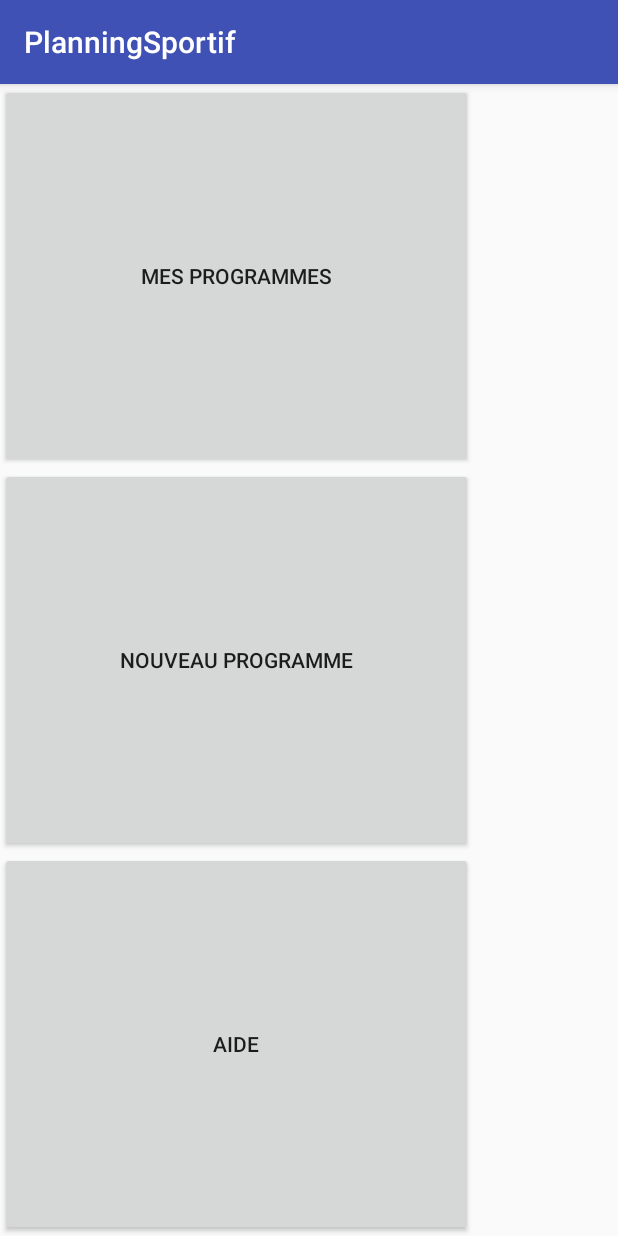
After one commit to Meklo/PlanningSportif, an Android app: the MenuActivity screen opened directly, with no data from a screen before it, on a phone screen of 412 x 824 dp. The commit adds this screen. Run offline under Robolectric (Android 15) with nearby library versions, the phone set to English and light mode, and no system bars.

Commit message:
Création des activités Menu et Selection Sport Création des boutons associés

```diff
--- a/app/src/main/AndroidManifest.xml
+++ b/app/src/main/AndroidManifest.xml
@@ -16,6 +16,8 @@
                 <category android:name="android.intent.category.LAUNCHER" />
             </intent-filter>
         </activity>
+        <activity android:name=".MenuActivity" />
+        <activity android:name=".SelectionSportActivity"></activity>
     </application>
 
 </manifest>
--- /dev/null
+++ b/app/src/main/java/fr/utt/if26/planningsportif/MenuActivity.java
@@ -0,0 +1,13 @@
+package fr.utt.if26.planningsportif;
+
+import android.support.v7.app.AppCompatActivity;
+import android.os.Bundle;
+
+public class MenuActivity extends AppCompatActivity {
+
+    @Override
+    protected void onCreate(Bundle savedInstanceState) {
+        super.onCreate(savedInstanceState);
+        setContentView(R.layout.activity_menu);
+    }
+}
--- /dev/null
+++ b/app/src/main/res/layout/activity_menu.xml
@@ -0,0 +1,31 @@
+<?xml version="1.0" encoding="utf-8"?>
+<LinearLayout xmlns:android="http://schemas.android.com/apk/res/android"
+    xmlns:app="http://schemas.android.com/apk/res-auto"
+    xmlns:tools="http://schemas.android.com/tools"
+    android:layout_width="match_parent"
+    android:layout_height="match_parent"
+    android:orientation="vertical"
+    tools:context="fr.utt.if26.planningsportif.MenuActivity">
+
+    <Button
+        android:id="@+id/listProgrammeBtnMenu"
+        android:layout_width="315dp"
+        android:layout_height="wrap_content"
+        android:layout_weight="0.65"
+        android:text="@string/listProgrammeBtnMenu" />
+
+    <Button
+        android:id="@+id/nouveauProgrammeBtnMenu"
+        android:layout_width="315dp"
+        android:layout_height="wrap_content"
+        android:layout_weight="0.65"
+        android:text="@string/nouveauProgrammeBtnMenu" />
+
+    <Button
+        android:id="@+id/aideBtnMenu"
+        android:layout_width="315dp"
+        android:layout_height="wrap_content"
+        android:layout_weight="0.65"
+        android:text="@string/aideBtnMenu" />
+
+</LinearLayout>
--- a/app/src/main/res/values/strings.xml
+++ b/app/src/main/res/values/strings.xml
@@ -1,4 +1,9 @@
 <resources>
     <string name="app_name">PlanningSportif</string>
     <string name="cbMain">Pizza ?</string>
+    <string name="listProgrammeBtnMenu">Mes Programmes</string>
+    <string name="nouveauProgrammeBtnMenu">Nouveau Programme</string>
+    <string name="aideBtnMenu">Aide</string>
+    <string name="muscuBtnSelection">Programme Musculation</string>
+    <string name="natationBtnSelection">Programme Natation</string>
 </resources>
```
Also changed, not shown: app/src/main/java/fr/utt/if26/planningsportif/SelectionSportActivity.java (added, +13 -0 lines), app/src/main/res/layout/activity_selection_sport.xml (added, +22 -0 lines).
